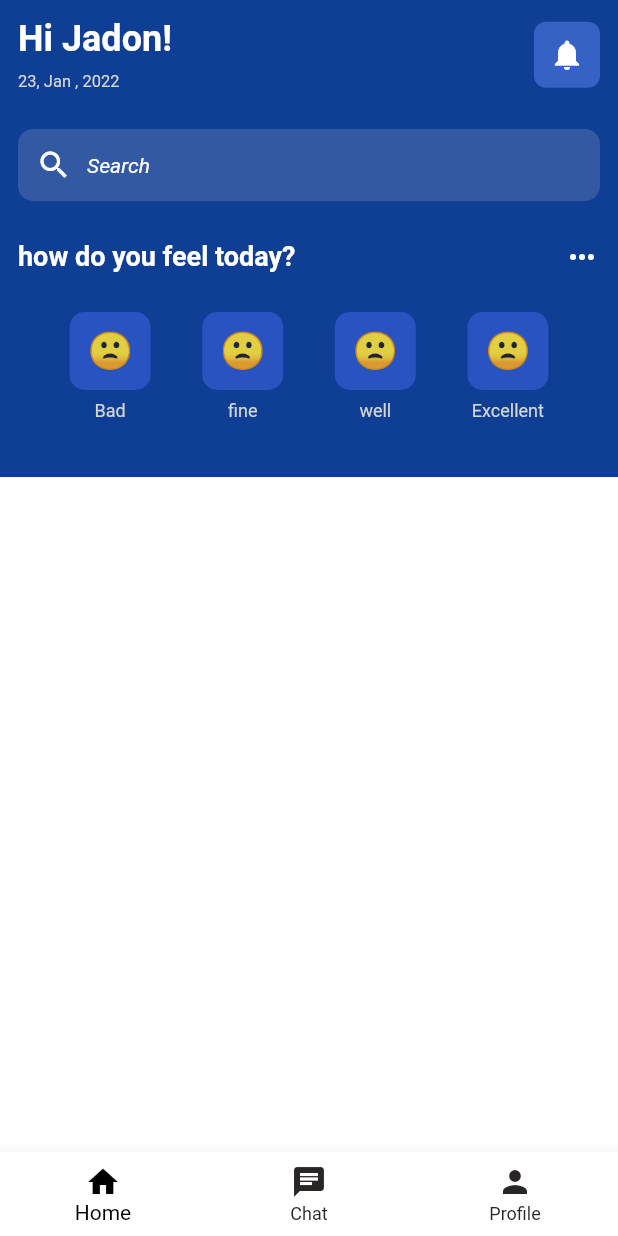
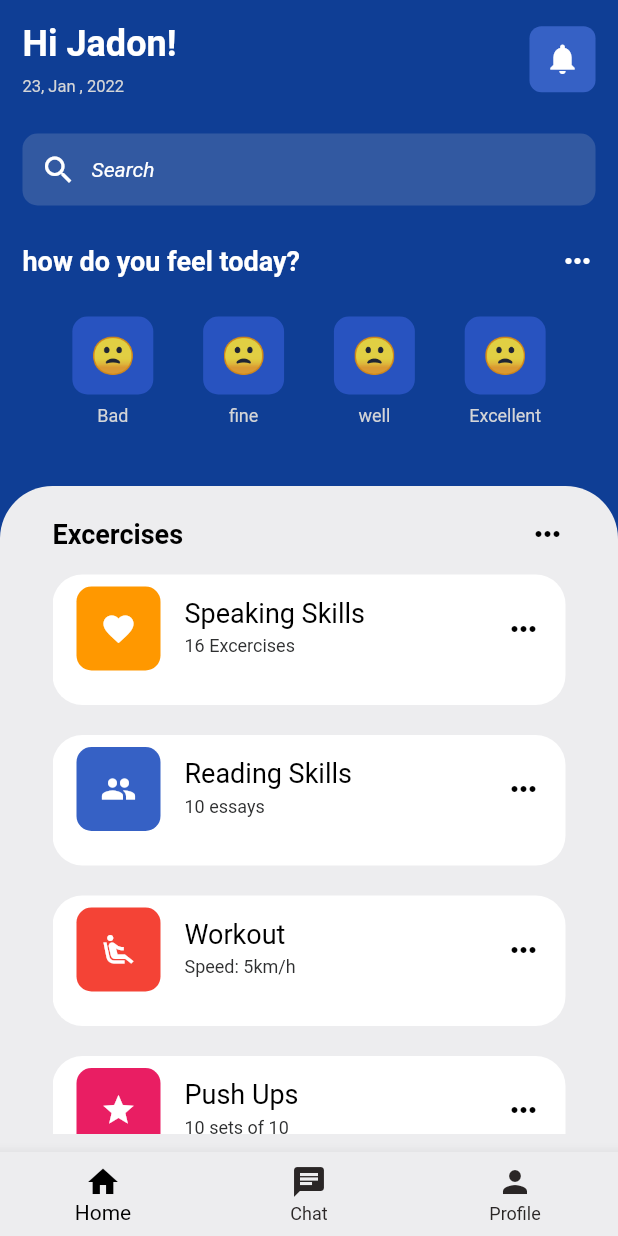
Before and after one commit to jadon6uwizeye/mental-health-app, a Flutter app: the screen it shows after launch, on a phone screen of 412 x 824 dp. Run offline on Flutter 3.47's test engine with Material 2 defaults, Android fonts, the phone set to English and light mode, and no system bars.

Commit message:
finish on home page

```diff
--- a/mentalhealthapp/lib/pages/home_page.dart
+++ b/mentalhealthapp/lib/pages/home_page.dart
@@ -3,6 +3,7 @@
 import 'package:flutter/material.dart';
 
 import '../utils/emoticons.dart';
+import '../utils/excercise_tile.dart';
 
 void main() {
   runApp(const HomePage());
@@ -38,7 +39,7 @@ class _HomePageState extends State<HomePage> {
         currentIndex: 0,
         selectedItemColor: Colors.black,
         unselectedItemColor: Color.fromARGB(255, 42, 38, 38),
-        backgroundColor: Colors.white,
+        backgroundColor: Color.fromARGB(255, 237, 237, 239),
         onTap: (int index) {
           // ignore: avoid_print
           print('index: $index');
@@ -48,7 +49,7 @@ class _HomePageState extends State<HomePage> {
         child: Column(
           children: [
             Padding(
-              padding: const EdgeInsets.all(12.0),
+              padding: const EdgeInsets.all(15.0),
               child: Column(
                 children: [
                   Row(
@@ -193,11 +194,72 @@ class _HomePageState extends State<HomePage> {
               ),
             ),
             Expanded(
-              child: Container(
-                color: Colors.white,
-                child: Row(),
-              ),
-            )
+                child: ClipRRect(
+                    borderRadius: BorderRadius.only(
+                      topLeft: Radius.circular(35),
+                      topRight: Radius.circular(35),
+                    ),
+                    child: Container(
+                      color: Color.fromARGB(255, 237, 237, 239),
+                      // ignore: prefer_const_literals_to_create_immutables
+                      child: Padding(
+                        padding: const EdgeInsets.only(
+                            left: 35, right: 35, top: 20, bottom: 12),
+                        child: Column(
+                          children: [
+                            // ignore: prefer_const_literals_to_create_immutables
+                            Row(
+                                mainAxisAlignment:
+                                    MainAxisAlignment.spaceBetween,
+                                children: const [
+                                  Text("Excercises",
+                                      style: TextStyle(
+                                          fontSize: 18,
+                                          fontWeight: FontWeight.bold,
+                                          color: Colors.black)),
+                                  Icon(Icons.more_horiz, color: Colors.black),
+                                ]),
+
+                            SizedBox(height: 10),
+
+                            Expanded(
+                                child: ListView(
+                              children: const [
+                                ExcerciseTile(
+                                  excerciseIcon:
+                                      Icon(Icons.favorite, color: Colors.white),
+                                  colorInUse: Colors.orange,
+                                  excerciseName: 'Speaking Skills',
+                                  excerciseNumber: '16 Excercises',
+                                ),
+                                ExcerciseTile(
+                                  excerciseIcon:
+                                      Icon(Icons.people, color: Colors.white),
+                                  colorInUse: Color.fromARGB(255, 54, 97, 197),
+                                  excerciseName: 'Reading Skills',
+                                  excerciseNumber: '10 essays',
+                                ),
+                                ExcerciseTile(
+                                  excerciseIcon: Icon(
+                                      Icons.airline_seat_recline_extra,
+                                      color: Colors.white),
+                                  colorInUse: Colors.red,
+                                  excerciseName: 'Workout',
+                                  excerciseNumber: 'Speed: 5km/h',
+                                ),
+                                ExcerciseTile(
+                                  excerciseIcon:
+                                      Icon(Icons.star, color: Colors.white),
+                                  colorInUse: Colors.pink,
+                                  excerciseName: 'Push Ups',
+                                  excerciseNumber: '10 sets of 10',
+                                )
+                              ],
+                            ))
+                          ],
+                        ),
+                      ),
+                    )))
           ],
         ),
       ),
--- /dev/null
+++ b/mentalhealthapp/lib/utils/excercise_tile.dart
@@ -0,0 +1,50 @@
+import 'package:flutter/material.dart';
+
+class ExcerciseTile extends StatelessWidget {
+  // ignore: prefer_typing_uninitialized_variables
+  final excerciseIcon;
+  final String excerciseName;
+  final String excerciseNumber;
+  // ignore: prefer_typing_uninitialized_variables
+  final colorInUse;
+
+  const ExcerciseTile(
+      {Key? key,
+      required this.excerciseName,
+      required this.excerciseNumber,
+      required this.excerciseIcon,
+      required this.colorInUse})
+      : super(key: key);
+
+  @override
+  Widget build(BuildContext context) {
+    return Padding(
+      padding: const EdgeInsets.only(bottom: 15, top: 5),
+      child: Container(
+        padding: const EdgeInsets.only(bottom: 15),
+        decoration: BoxDecoration(
+          color: const Color.fromARGB(255, 255, 255, 255),
+          borderRadius: BorderRadius.circular(20),
+        ),
+        child: ListTile(
+          leading: Container(
+              padding: const EdgeInsets.all(16),
+              decoration: BoxDecoration(
+                color: colorInUse,
+                borderRadius: BorderRadius.circular(10),
+              ),
+              child: excerciseIcon),
+          title: Text(excerciseName,
+              style: const TextStyle(
+                  fontSize: 18,
+                  // fontWeight: FontWeight.bold,
+                  color: Colors.black)),
+          subtitle: Text(excerciseNumber,
+              style: const TextStyle(
+                  fontSize: 12, color: Color.fromARGB(255, 46, 47, 48))),
+          trailing: const Icon(Icons.more_horiz, color: Colors.black),
+        ),
+      ),
+    );
+  }
+}
```
